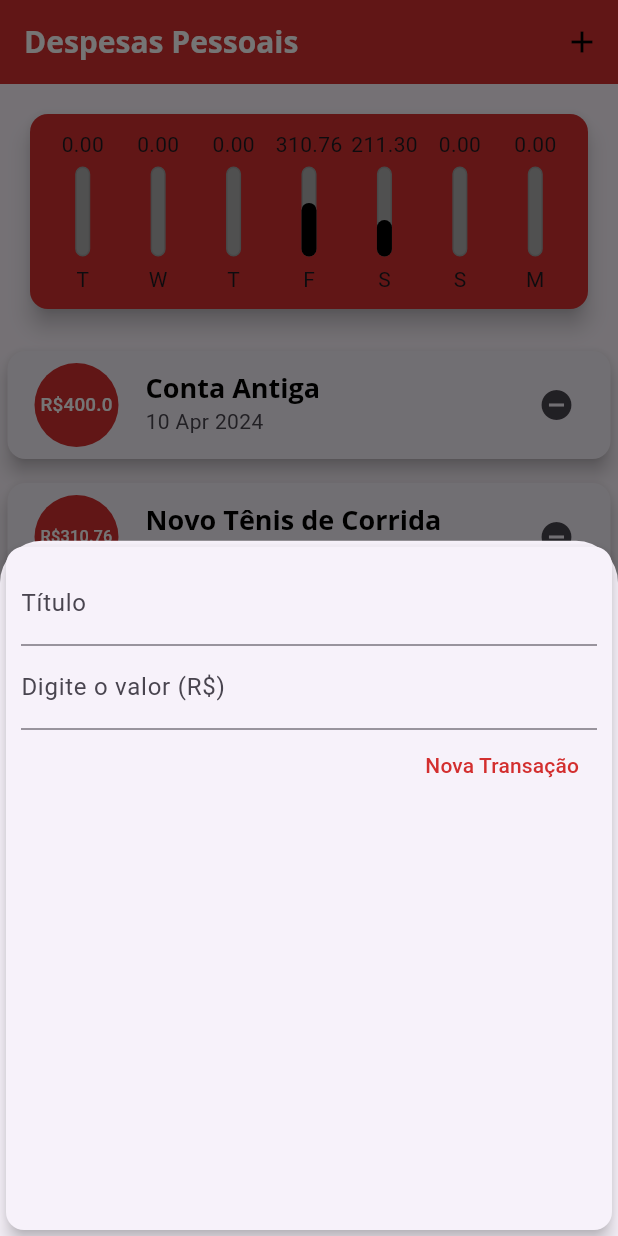
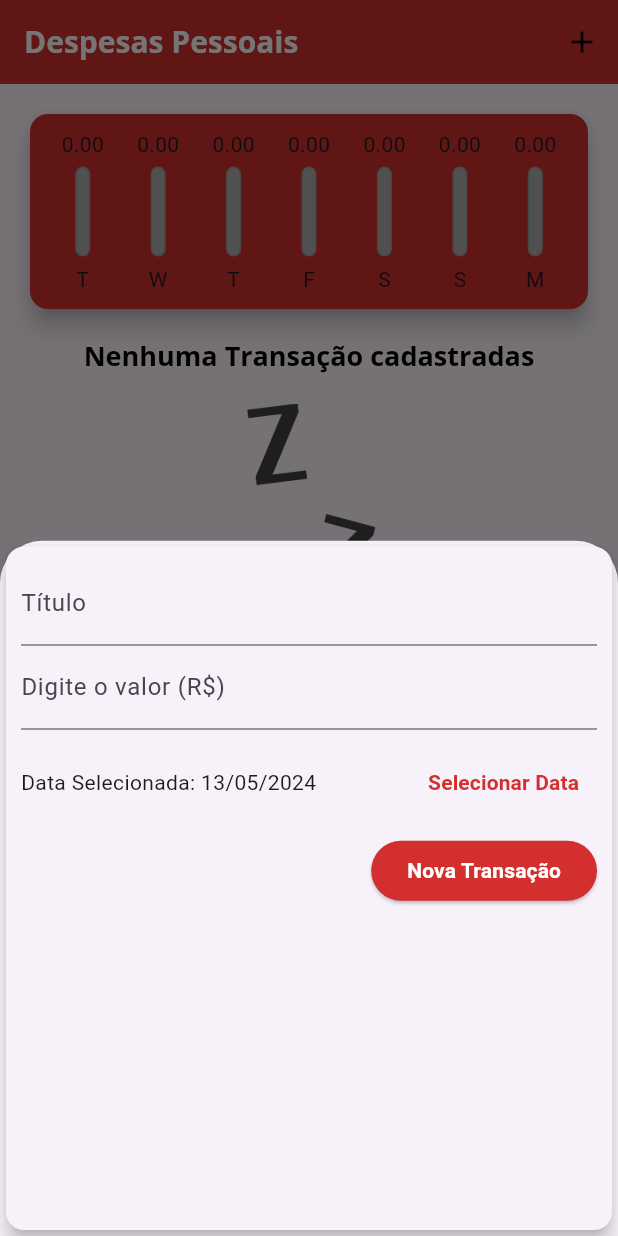
Before and after one commit to ArthurRCastilho/app_despesas, a Flutter app: the screen it shows after launch, after a tap on the "add" icon, on a phone screen of 412 x 824 dp. Run offline on Flutter 3.47's test engine with Material 3 defaults, Android fonts, the phone set to English and light mode, and no system bars.

Commit message:
Adicionando a funcionalidade do usuário poder adicionar data a sua transação, além de adicionar o icone de deletar alguma transação, junto com o icone, a função de remover alguma transação através do ID

```diff
--- a/lib/components/chart.dart
+++ b/lib/components/chart.dart
@@ -56,8 +56,9 @@ class Chart extends StatelessWidget {
               child: ChartBar(
                 label: tr['day'].toString(),
                 value: (tr['value'] as double),
-                percentage:
-                    double.parse(tr['value'].toString()) / _weekTotalValue,
+                percentage: _weekTotalValue == 0
+                    ? 0
+                    : double.parse(tr['value'].toString()) / _weekTotalValue,
               ),
             );
           }).toList(),
--- a/lib/components/transaction_form.dart
+++ b/lib/components/transaction_form.dart
@@ -1,7 +1,9 @@
 import 'package:flutter/material.dart';
+import 'package:flutter/widgets.dart';
+import 'package:intl/intl.dart';
 
 class TransactionForm extends StatefulWidget {
-  final void Function(String, double) onSubmit;
+  final void Function(String, double, DateTime) onSubmit;
 
   TransactionForm(this.onSubmit);
 
@@ -10,17 +12,34 @@ class TransactionForm extends StatefulWidget {
 }
 
 class _TransactionFormState extends State<TransactionForm> {
-  final titleController = TextEditingController();
-
-  final valueController = TextEditingController();
+  final _titleController = TextEditingController();
+  final _valueController = TextEditingController();
+  DateTime _selectedDate = DateTime.now();
 
   _submitForm() {
-    final title = titleController.text;
-    final value = double.tryParse(valueController.text) ?? 0.0;
+    final title = _titleController.text;
+    final value = double.tryParse(_valueController.text) ?? 0.0;
     if (title.isEmpty || value <= 0) {
       return;
     }
-    widget.onSubmit(title, value);
+    widget.onSubmit(title, value, _selectedDate);
+  }
+
+  _showDatePicker() {
+    showDatePicker(
+      context: context,
+      initialDate: DateTime.now(),
+      firstDate: DateTime(2023),
+      lastDate: DateTime.now(),
+    ).then((pickedDate) {
+      if (pickedDate == null) {
+        return;
+      }
+
+      setState(() {
+        _selectedDate = pickedDate;
+      });
+    });
   }
 
   @override
@@ -32,13 +51,13 @@ class _TransactionFormState extends State<TransactionForm> {
         child: Column(
           children: <Widget>[
             TextField(
-              controller: titleController,
+              controller: _titleController,
               decoration: const InputDecoration(
                 labelText: 'Título',
               ),
             ),
             TextField(
-              controller: valueController,
+              controller: _valueController,
               keyboardType:
                   const TextInputType.numberWithOptions(decimal: true),
               onSubmitted: (_) => _submitForm(),
@@ -46,17 +65,46 @@ class _TransactionFormState extends State<TransactionForm> {
                 labelText: 'Digite o valor (R\$)',
               ),
             ),
+            Container(
+              height: 70,
+              child: Row(
+                children: <Widget>[
+                  Expanded(
+                    child: Text(
+                      _selectedDate == null
+                          ? 'Nenhuma data selecionada!'
+                          : 'Data Selecionada: ${DateFormat('dd/MM/y').format(_selectedDate)}',
+                    ),
+                  ),
+                  TextButton(
+                    onPressed: _showDatePicker,
+                    child: Text(
+                      'Selecionar Data',
+                      style: TextStyle(
+                        color: Theme.of(context).colorScheme.primary,
+                        fontWeight: FontWeight.bold,
+                      ),
+                    ),
+                  )
+                ],
+              ),
+            ),
             Row(
               mainAxisAlignment: MainAxisAlignment.end,
               children: [
-                TextButton(
+                ElevatedButton(
                   onPressed: _submitForm,
                   style: ButtonStyle(
-                    foregroundColor: MaterialStatePropertyAll<Color>(
-                      Theme.of(context).colorScheme.primary,
+                    backgroundColor: MaterialStatePropertyAll<Color>(
+                        Theme.of(context).colorScheme.primary),
+                  ),
+                  child: Text(
+                    'Nova Transação',
+                    style: TextStyle(
+                      color: Theme.of(context).colorScheme.tertiary,
+                      fontWeight: FontWeight.bold,
                     ),
                   ),
-                  child: const Text('Nova Transação'),
                 ),
               ],
             )
--- a/lib/components/transaction_list.dart
+++ b/lib/components/transaction_list.dart
@@ -4,13 +4,14 @@ import 'package:intl/intl.dart';
 
 class TransactionList extends StatelessWidget {
   final List<Transaction> transactions;
+  final void Function(String) onRemove;
 
-  TransactionList(this.transactions);
+  TransactionList(this.transactions, this.onRemove);
 
   @override
   Widget build(BuildContext context) {
     return Container(
-      height: 300,
+      height: 790,
       child: transactions.isEmpty
           ? Column(
               children: [
@@ -61,8 +62,11 @@ class TransactionList extends StatelessWidget {
                       subtitle: Text(
                         DateFormat('d MMM y').format(tr.date),
                       ),
-                    trailing: Icon(Icons.remove_circle),
-                  ),
+                      trailing: IconButton(
+                        icon: Icon(Icons.delete),
+                        color: Theme.of(context).colorScheme.error,
+                        onPressed: () => onRemove(tr.id),
+                      )),
                 );
               },
             ),
--- a/lib/main.dart
+++ b/lib/main.dart
@@ -1,7 +1,6 @@
 import 'dart:math';
 import 'package:app_despesas/components/transaction_form.dart';
 import 'package:flutter/material.dart';
-import './components/transaction_form.dart';
 import './components/transaction_list.dart';
 import '/models/transaction.dart';
 import 'components/chart.dart';
@@ -46,26 +45,7 @@ class MyHomePage extends StatefulWidget {
 }
 
 class _MyHomePageState extends State<MyHomePage> {
-  final List<Transaction> _transactions = [
-    Transaction(
-      id: 't0',
-      title: 'Conta Antiga',
-      value: 400.00,
-      date: DateTime.now().subtract(Duration(days: 33)),
-    ),
-    Transaction(
-      id: 't1',
-      title: 'Novo Tênis de Corrida',
-      value: 310.76,
-      date: DateTime.now().subtract(Duration(days: 3)),
-    ),
-    Transaction(
-      id: 't2',
-      title: 'Conta de Luz',
-      value: 211.30,
-      date: DateTime.now().subtract(Duration(days: 2)),
-    ),
-  ];
+  final List<Transaction> _transactions = [];
 
   List<Transaction> get _recentTransactions {
     return _transactions.where((tr) {
@@ -75,20 +55,24 @@ class _MyHomePageState extends State<MyHomePage> {
     }).toList();
   }
 
-  _addTransaction(String title, double value) {
+  _addTransaction(String title, double value, DateTime date) {
     final newTransaction = Transaction(
       id: Random().nextDouble().toString(),
       title: title,
       value: value,
-      date: DateTime.now(),
+      date: date,
     );
-
     setState(() {
       _transactions.add(newTransaction);
     });
-
     // Usado para fechar o Model, após o usuário enviar o formulario
     Navigator.of(context).pop();
+  }
+
+  _removeTransaction(String id) {
+    setState(() {
+      _transactions.removeWhere((tr) => tr.id == id);
+    });
   }
 
   _opentransactionFormModal(BuildContext context) {
@@ -127,7 +111,7 @@ class _MyHomePageState extends State<MyHomePage> {
           crossAxisAlignment: CrossAxisAlignment.stretch,
           children: <Widget>[
             Chart(_recentTransactions),
-            TransactionList(_transactions),
+            TransactionList(_transactions, _removeTransaction),
           ],
         ),
       ),
```
Lines whose indentation alone changed are shown as unchanged.
